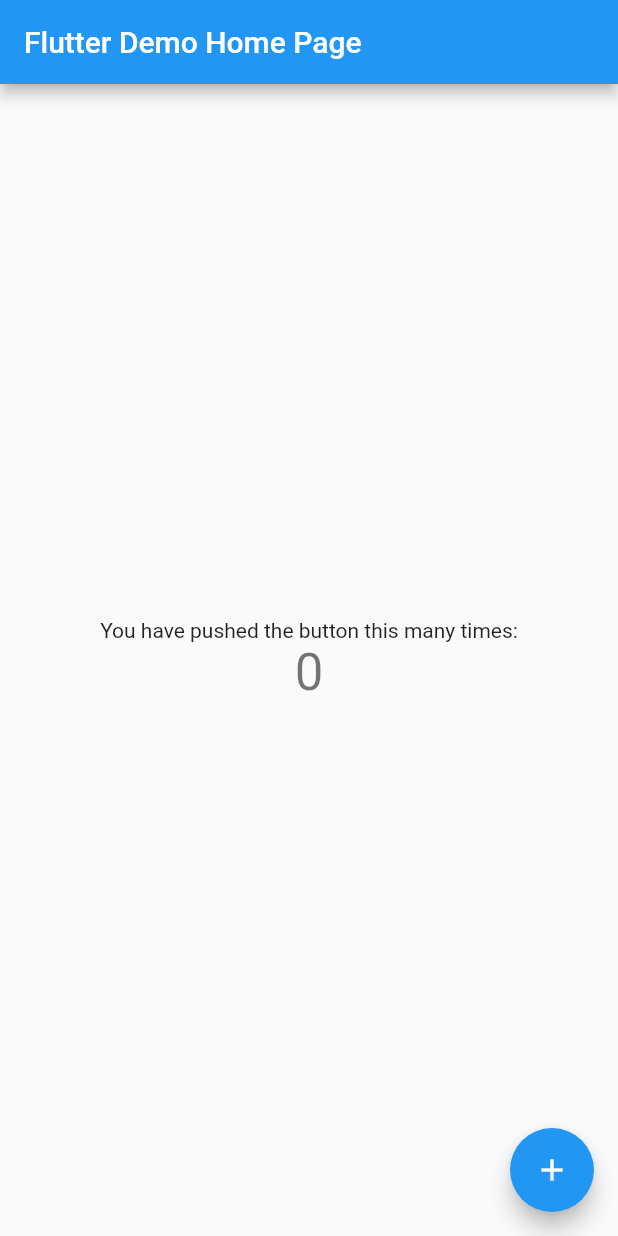
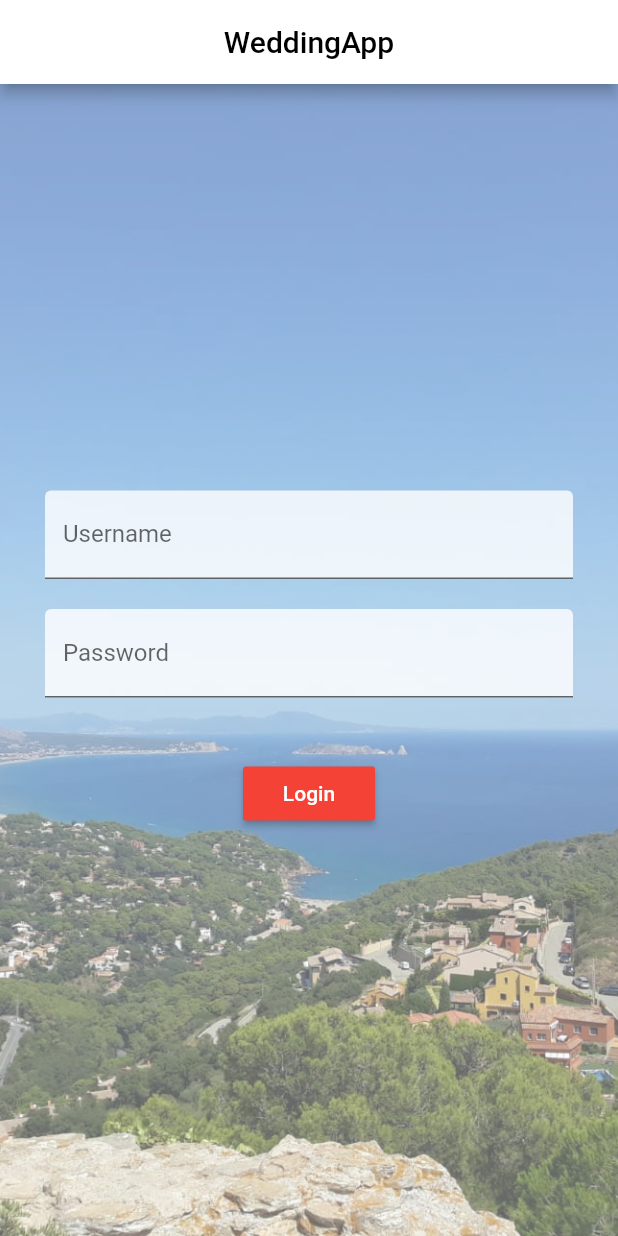
Before and after one commit to AdilHernandez91/wedding-flutter, a Flutter app: the screen it shows after launch, on a phone screen of 412 x 824 dp. Run offline on Flutter 3.47's test engine with Material 2 defaults, Android fonts, the phone set to English and light mode, and no system bars; our stand-ins replace progress_dialog; accounts and stored records are empty.

Commit message:
Added login and get profile

```diff
--- a/lib/main.dart
+++ b/lib/main.dart
@@ -1,111 +1,67 @@
 import 'package:flutter/material.dart';
+import 'package:scoped_model/scoped_model.dart';
 
-void main() => runApp(MyApp());
+import 'scoped-models/main.dart';
+import 'models/user.dart';
+import 'screens/login_screen.dart';
+import 'screens/home_screen.dart';
 
-class MyApp extends StatelessWidget {
-  // This widget is the root of your application.
+void main() => runApp(WeddingApp());
+
+class WeddingApp extends StatefulWidget {
   @override
-  Widget build(BuildContext context) {
-    return MaterialApp(
-      title: 'Flutter Demo',
-      theme: ThemeData(
-        // This is the theme of your application.
-        //
-        // Try running your application with "flutter run". You'll see the
-        // application has a blue toolbar. Then, without quitting the app, try
-        // changing the primarySwatch below to Colors.green and then invoke
-        // "hot reload" (press "r" in the console where you ran "flutter run",
-        // or simply save your changes to "hot reload" in a Flutter IDE).
-        // Notice that the counter didn't reset back to zero; the application
-        // is not restarted.
-        primarySwatch: Colors.blue,
-      ),
-      home: MyHomePage(title: 'Flutter Demo Home Page'),
-    );
+  State<StatefulWidget> createState() {
+    return _WeddingAppState();
   }
 }
 
-class MyHomePage extends StatefulWidget {
-  MyHomePage({Key key, this.title}) : super(key: key);
-
-  // This widget is the home page of your application. It is stateful, meaning
-  // that it has a State object (defined below) that contains fields that affect
-  // how it looks.
-
-  // This class is the configuration for the state. It holds the values (in this
-  // case the title) provided by the parent (in this case the App widget) and
-  // used by the build method of the State. Fields in a Widget subclass are
-  // always marked "final".
-
-  final String title;
+class _WeddingAppState extends State<WeddingApp> {
+  MainModel _model = MainModel();
+  bool _isAuthenticated = false;
 
   @override
-  _MyHomePageState createState() => _MyHomePageState();
-}
+  void initState() {
+    if (_model.token != null) _fetchCurrentUser();
 
-class _MyHomePageState extends State<MyHomePage> {
-  int _counter = 0;
+    if (_model.currentUser != null) {
+      setState(() => _isAuthenticated = true);
+    } else {
+      setState(() => _isAuthenticated = false);
+    }
 
-  void _incrementCounter() {
-    setState(() {
-      // This call to setState tells the Flutter framework that something has
-      // changed in this State, which causes it to rerun the build method below
-      // so that the display can reflect the updated values. If we changed
-      // _counter without calling setState(), then the build method would not be
-      // called again, and so nothing would appear to happen.
-      _counter++;
-    });
+    super.initState();
+  }
+
+  void _fetchCurrentUser() async {
+    await _model.getProfile();
   }
 
   @override
   Widget build(BuildContext context) {
-    // This method is rerun every time setState is called, for instance as done
-    // by the _incrementCounter method above.
-    //
-    // The Flutter framework has been optimized to make rerunning build methods
-    // fast, so that you can just rebuild anything that needs updating rather
-    // than having to individually change instances of widgets.
-    return Scaffold(
-      appBar: AppBar(
-        // Here we take the value from the MyHomePage object that was created by
-        // the App.build method, and use it to set our appbar title.
-        title: Text(widget.title),
+    return ScopedModel<MainModel>(
+      model: _model,
+      child: MaterialApp(
+        title: 'WeddingApp',
+        theme: ThemeData(
+          brightness: Brightness.light,
+          primarySwatch: Colors.red,
+          accentColor: Colors.redAccent,
+          buttonColor: Colors.red,
+        ),
+        initialRoute: '/',
+        routes: {
+          '/': (BuildContext context) =>
+            _isAuthenticated ? HomeScreen(_model) : LoginScreen(_model),
+          '/home': (BuildContext context) => HomeScreen(_model),
+        },
+        onGenerateRoute: (RouteSettings settings) {
+          if (!_isAuthenticated) {
+            return MaterialPageRoute(
+              builder: (BuildContext context) => LoginScreen(_model),
+            );
+          }
+        },
       ),
-      body: Center(
-        // Center is a layout widget. It takes a single child and positions it
-        // in the middle of the parent.
-        child: Column(
-          // Column is also layout widget. It takes a list of children and
-          // arranges them vertically. By default, it sizes itself to fit its
-          // children horizontally, and tries to be as tall as its parent.
-          //
-          // Invoke "debug painting" (press "p" in the console, choose the
-          // "Toggle Debug Paint" action from the Flutter Inspector in Android
-          // Studio, or the "Toggle Debug Paint" command in Visual Studio Code)
-          // to see the wireframe for each widget.
-          //
-          // Column has various properties to control how it sizes itself and
-          // how it positions its children. Here we use mainAxisAlignment to
-          // center the children vertically; the main axis here is the vertical
-          // axis because Columns are vertical (the cross axis would be
-          // horizontal).
-          mainAxisAlignment: MainAxisAlignment.center,
-          children: <Widget>[
-            Text(
-              'You have pushed the button this many times:',
-            ),
-            Text(
-              '$_counter',
-              style: Theme.of(context).textTheme.display1,
-            ),
-          ],
-        ),
-      ),
-      floatingActionButton: FloatingActionButton(
-        onPressed: _incrementCounter,
-        tooltip: 'Increment',
-        child: Icon(Icons.add),
-      ), // This trailing comma makes auto-formatting nicer for build methods.
     );
   }
 }
--- /dev/null
+++ b/lib/scoped-models/auth_model.dart
@@ -0,0 +1,54 @@
+import 'package:scoped_model/scoped_model.dart';
+import 'package:http/http.dart' as http;
+import 'dart:io';
+import 'dart:convert';
+
+import '../models/user.dart';
+
+const String API_URL = 'https://wedding-app-dev.herokuapp.com/api';
+
+mixin AuthModel on Model {
+  User _currentUser;
+  String _token;
+
+  User get currentUser => _currentUser;
+
+  String get token => _token;
+
+  void authenticate(User user) {
+    _currentUser = user;
+    notifyListeners();
+  }
+
+  Future<void> logIn(String username, String password) async {
+    final response = await http.post('$API_URL/login/', body: {
+      'username': username,
+      'password': password,
+    });
+
+    final responseJson = json.decode(response.body);
+
+    if (response.statusCode == 200) {
+      _token = responseJson['token'];
+
+      notifyListeners();
+    } else {
+      throw Exception(responseJson);
+    }
+  }
+
+  Future<void> getProfile() async {
+    final response = await http.get('$API_URL/auth/user/', headers: {
+      HttpHeaders.authorizationHeader: 'Token ' + _token
+    });
+
+    final responseJson = json.decode(response.body);
+
+    if (response.statusCode == 200) {
+      _currentUser = User.fromJson(responseJson);
+      notifyListeners();
+    } else {
+      throw Exception(responseJson);
+    }
+  }
+}
--- /dev/null
+++ b/lib/scoped-models/main.dart
@@ -0,0 +1,5 @@
+import 'package:scoped_model/scoped_model.dart';
+
+import 'auth_model.dart';
+
+class MainModel extends Model with AuthModel {}
--- /dev/null
+++ b/lib/screens/login_screen.dart
@@ -0,0 +1,172 @@
+import 'package:flutter/material.dart';
+import 'package:progress_dialog/progress_dialog.dart';
+
+import '../scoped-models/main.dart';
+import '../models/user.dart';
+
+class LoginScreen extends StatefulWidget {
+  final MainModel model;
+
+  LoginScreen(this.model);
+
+  @override
+  State<StatefulWidget> createState() {
+    return _LoginScreenState();
+  }
+}
+
+class _LoginScreenState extends State<LoginScreen> {
+  final GlobalKey<FormState> _formKey = GlobalKey<FormState>();
+  final FocusNode _usernameFocus = FocusNode();
+  final FocusNode _passwordFocus = FocusNode();
+
+  String _username;
+  String _password;
+  ProgressDialog pr;
+
+  @override
+  Widget build(BuildContext context) {
+    pr = ProgressDialog(context);
+    pr.setMessage('Logging in');
+
+    return Scaffold(
+      appBar: _buildAppBar(),
+      body: Container(
+        padding: EdgeInsets.symmetric(vertical: 100.0, horizontal: 30.0),
+        decoration: BoxDecoration(
+          image: _buildBackgroundImage(),
+        ),
+        child: Center(
+          child: SingleChildScrollView(
+            child: Form(
+              key: _formKey,
+              child: Column(
+                children: <Widget>[
+                  _buildUsernameField(),
+                  SizedBox(height: 20.0,),
+                  _buildPasswordField(),
+                  SizedBox(height: 40.0,),
+                  _buildSubmitButton()
+                ],
+              ),
+            ),
+          ),
+        )
+      )
+    );
+  }
+
+  AppBar _buildAppBar() {
+    return AppBar(
+      centerTitle: true,
+      backgroundColor: Colors.white,
+      title: Text('WeddingApp', style: TextStyle(color: Colors.black),),
+    );
+  }
+
+  DecorationImage _buildBackgroundImage() {
+    return DecorationImage(
+      fit: BoxFit.cover,
+      colorFilter: ColorFilter.mode(
+        Colors.black.withOpacity(0.6),
+        BlendMode.dstATop,
+      ),
+      image: AssetImage('assets/images/landing-image.jpg')
+    );
+  }
+
+  TextFormField _buildUsernameField() {
+    return TextFormField(
+
+      focusNode: _usernameFocus,
+      textInputAction: TextInputAction.next,
+      decoration: InputDecoration(
+        hintText: 'Type your username',
+        labelText: 'Username',
+        filled: true,
+        fillColor: Colors.white.withOpacity(0.8),
+      ),
+      validator: (String username) {
+        if (username.isEmpty) {
+          return 'Username is required';
+        }
+      },
+      onFieldSubmitted: (String username) {
+        FocusScope.of(context).requestFocus(_passwordFocus);
+      },
+      onSaved: (String username) {
+        _username = username;
+      },
+    );
+  }
+
+  TextFormField _buildPasswordField() {
+    return TextFormField(
+      focusNode: _passwordFocus,
+      obscureText: true,
+      textInputAction: TextInputAction.done,
+      decoration: InputDecoration(
+        hintText: 'Type your password',
+        labelText: 'Password',
+        filled: true,
+        fillColor: Colors.white.withOpacity(0.8),
+      ),
+      validator: (String password) {
+        if (password.isEmpty) {
+          return 'Password is required';
+        }
+      },
+      onFieldSubmitted: (String password) {
+        _passwordFocus.unfocus();
+      },
+      onSaved: (String password) {
+        _password = password;
+      },
+    );
+  }
+
+  RaisedButton _buildSubmitButton() {
+    return RaisedButton(
+      child: Text('Login'),
+      textColor: Colors.white,
+      onPressed: _onSubmit,
+    );
+  }
+
+  void _onSubmit() async {
+    if (!_formKey.currentState.validate()) return;
+
+    pr.show();
+
+    try {
+      _formKey.currentState.save();
+      await widget.model.logIn(_username, _password);
+      await widget.model.getProfile();
+      pr.hide();
+      Navigator.pushReplacementNamed(context, '/home');
+    } catch (err) {
+      pr.hide();
+      _handleError('Username or password is incorrect');
+    }
+  }
+
+  Future<void> _handleError(String message) {
+    return showDialog(
+      context: context,
+      builder: (BuildContext context) {
+        return AlertDialog(
+          title: Text('Login failed'),
+          content: Text(message),
+          actions: <Widget>[
+            FlatButton(
+              child: Text('Cancel'),
+              onPressed: () {
+                Navigator.of(context).pop();
+              },
+            )
+          ],
+        );
+      }
+    );
+  }
+}
```
Also changed, not shown: lib/models/guest.dart (added, +23 -0 lines), lib/models/invitation.dart (added, +15 -0 lines), lib/models/user.dart (added, +31 -0 lines), lib/screens/home_screen.dart (added, +24 -0 lines), pubspec.yaml (+4 -3 lines), assets/images/invitation.jpg (added), assets/images/landing-image.jpg (added), lib/scoped-models/guest_model.dart (added), lib/scoped-models/invitation_model.dart (added), lib/scoped-models/user_model.dart (added), res/values/strings_en.arb (added), 1 other file.
